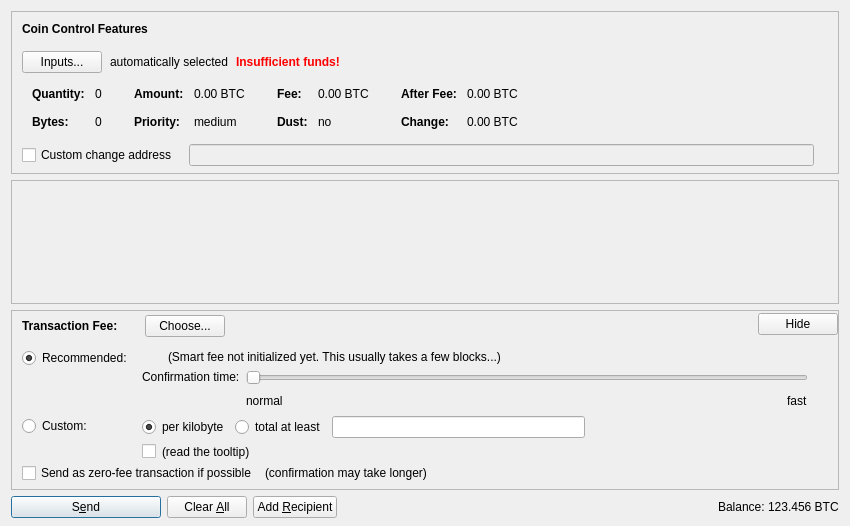
Before: the Qt Designer form src/qt/forms/sendcoinsdialog.ui in cruzezy/bitcoin, drawn with Qt 5.
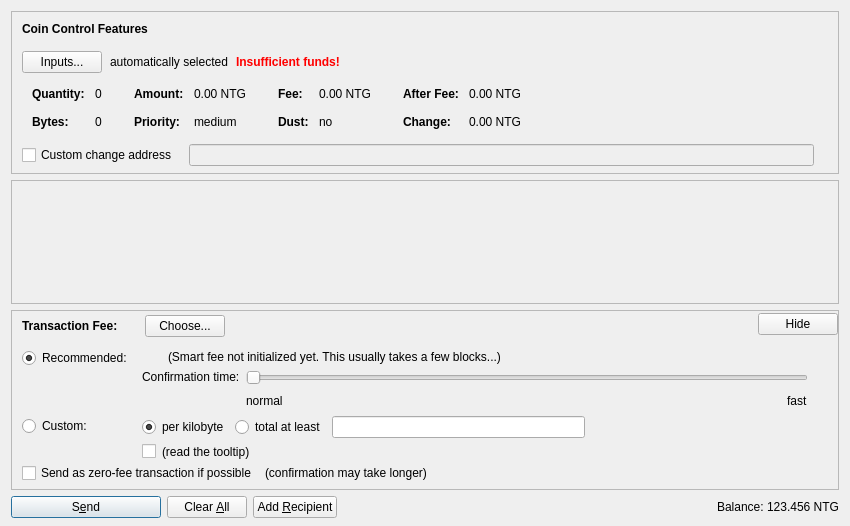
After: the same form once the commit is applied. Icons and pictures are not drawn. Custom widgets are drawn as their Qt base class.

What changed in the file:
```diff
--- a/src/qt/forms/sendcoinsdialog.ui
+++ b/src/qt/forms/sendcoinsdialog.ui
@@ -324,7 +324,7 @@
                   <enum>Qt::ActionsContextMenu</enum>
                  </property>
                  <property name="text">
-                  <string notr="true">0.00 BTC</string>
+                  <string notr="true">0.00 NTG</string>
                  </property>
                  <property name="textInteractionFlags">
                   <set>Qt::LinksAccessibleByMouse|Qt::TextSelectableByKeyboard|Qt::TextSelectableByMouse</set>
@@ -404,7 +404,7 @@
                   <enum>Qt::ActionsContextMenu</enum>
                  </property>
                  <property name="text">
-                  <string notr="true">0.00 BTC</string>
+                  <string notr="true">0.00 NTG</string>
                  </property>
                  <property name="textInteractionFlags">
                   <set>Qt::LinksAccessibleByMouse|Qt::TextSelectableByKeyboard|Qt::TextSelectableByMouse</set>
@@ -484,7 +484,7 @@
                   <enum>Qt::ActionsContextMenu</enum>
                  </property>
                  <property name="text">
-                  <string notr="true">0.00 BTC</string>
+                  <string notr="true">0.00 NTG</string>
                  </property>
                  <property name="textInteractionFlags">
                   <set>Qt::LinksAccessibleByMouse|Qt::TextSelectableByKeyboard|Qt::TextSelectableByMouse</set>
@@ -513,7 +513,7 @@
                   <enum>Qt::ActionsContextMenu</enum>
                  </property>
                  <property name="text">
-                  <string notr="true">0.00 BTC</string>
+                  <string notr="true">0.00 NTG</string>
                  </property>
                  <property name="textInteractionFlags">
                   <set>Qt::LinksAccessibleByMouse|Qt::TextSelectableByKeyboard|Qt::TextSelectableByMouse</set>
@@ -1352,7 +1352,7 @@
           <cursorShape>IBeamCursor</cursorShape>
          </property>
          <property name="text">
-          <string notr="true">123.456 BTC</string>
+          <string notr="true">123.456 NTG</string>
          </property>
          <property name="textInteractionFlags">
           <set>Qt::LinksAccessibleByMouse|Qt::TextSelectableByKeyboard|Qt::TextSelectableByMouse</set>
```
Left out of the diff: 18 changed lines with no effect on the pictures.
